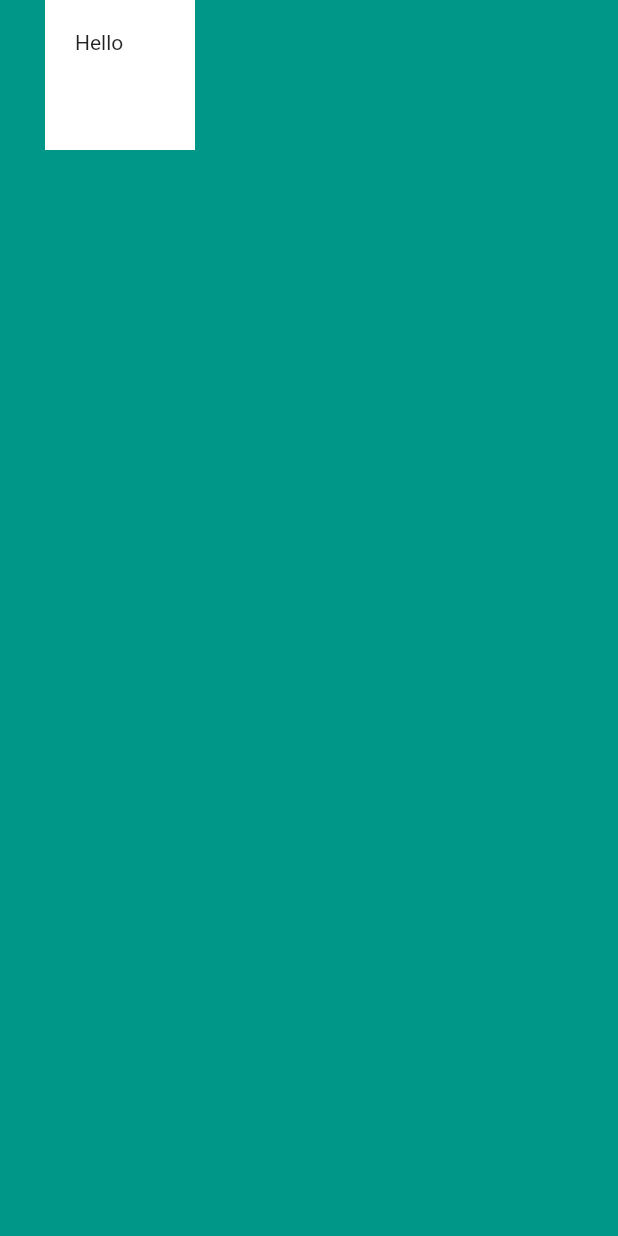
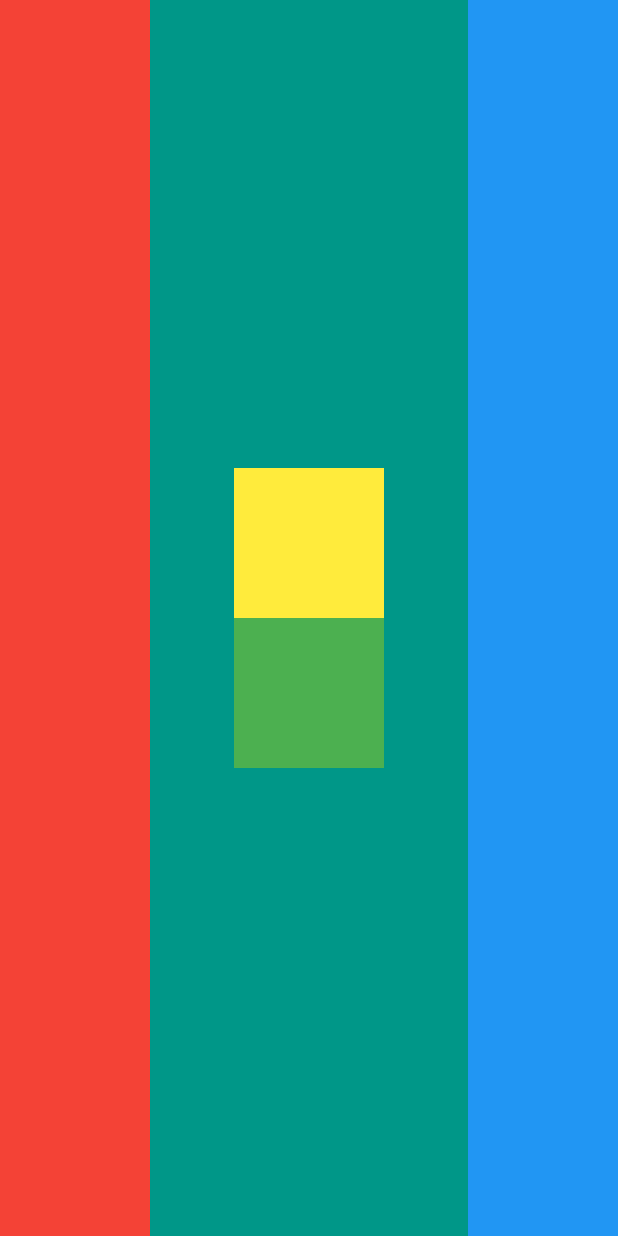
Before and after one commit to ricci1710/flutter_bootcamp, a Flutter app: the screen it shows after launch, on a phone screen of 412 x 824 dp. Run offline on Flutter 3.47's test engine with Material 2 defaults, Android fonts, the phone set to English and light mode, and no system bars.

Commit message:
section 6: Use Container Widgets challenge

```diff
--- a/lib/main.dart
+++ b/lib/main.dart
@@ -1,7 +1,8 @@
 import 'package:flutter/material.dart';
+import 'package:flutter_bootcamp/section7/challenge.dart';
 import 'package:flutter_bootcamp/section7/micard.dart';
 
 // The main function is the starting point for all our Flutter apps.
 void main() {
-  runApp(const MiCard());
+  runApp(const MiCardChallenge());
 }
--- /dev/null
+++ b/lib/section7/challenge.dart
@@ -0,0 +1,47 @@
+import 'package:flutter/material.dart';
+
+class MiCardChallenge extends StatelessWidget {
+  const MiCardChallenge({Key? key}) : super(key: key);
+
+  @override
+  Widget build(BuildContext context) {
+    return MaterialApp(
+      debugShowCheckedModeBanner: false,
+      home: Scaffold(
+        backgroundColor: Colors.teal,
+        body: SafeArea(
+          child: Row(
+            crossAxisAlignment: CrossAxisAlignment.stretch,
+            mainAxisAlignment:  MainAxisAlignment.spaceBetween,
+            children: <Widget>[
+              Container(
+                width: 100.0,
+                color: Colors.red,
+              ),
+              Column(
+                mainAxisAlignment: MainAxisAlignment.center,
+                // width: 100.0,
+                children: <Widget>[
+                  Container(
+                    width: 100.0,
+                    height: 100.0,
+                    color: Colors.yellow,
+                  ),
+                  Container(
+                    width: 100.0,
+                    height: 100.0,
+                    color: Colors.green,
+                  ),
+                ],
+              ),
+              Container(
+                width: 100.0,
+                color: Colors.blue,
+              ),
+            ],
+          ),
+        ),
+      ),
+    );
+  }
+}
```
Also changed, not shown: lib/section7/micard.dart (+20 -5 lines).
